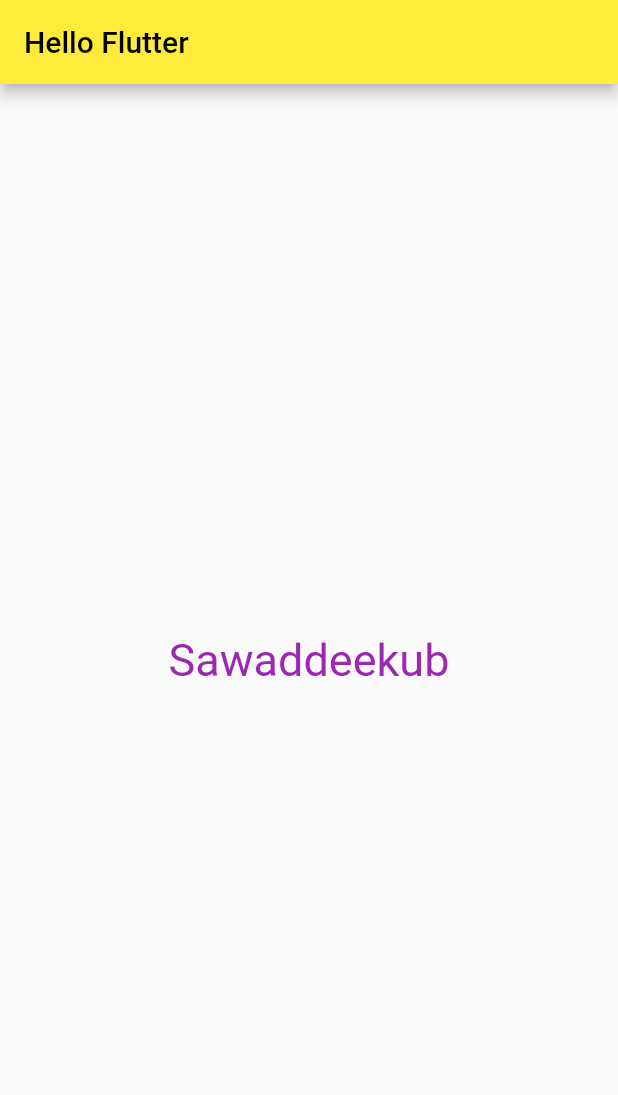
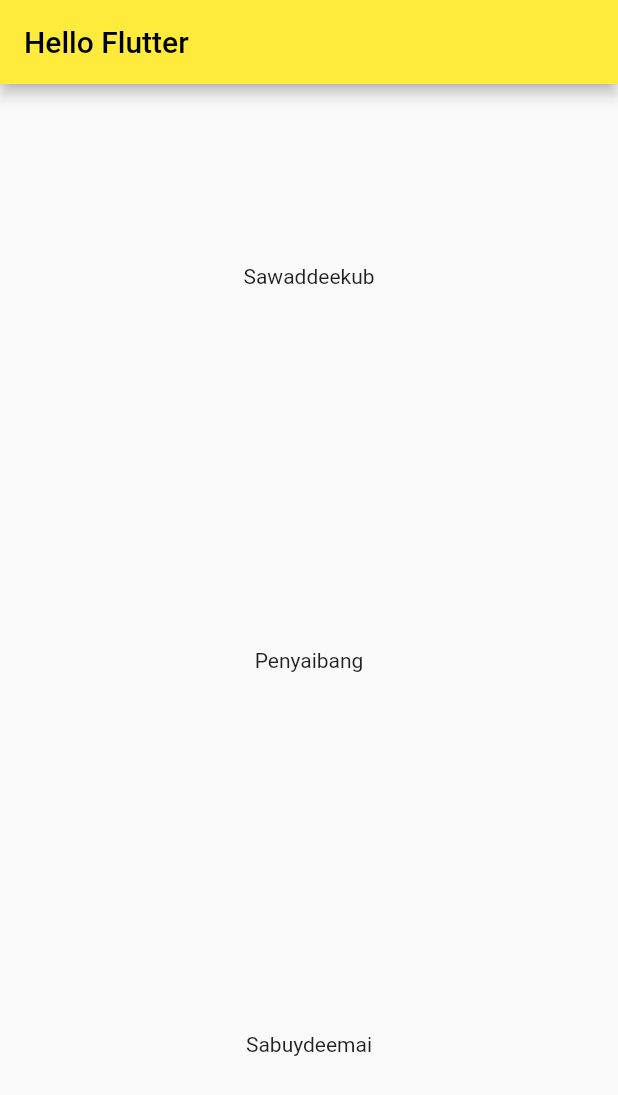
Before and after one commit to sarawut-bank/Appsara, a Flutter app: the screen it shows after launch, on a phone screen of 412 x 824 dp. Shown: the top 1095 px of the screen. Run offline on Flutter 3.47's test engine with Material 2 defaults, Android fonts, the phone set to English and light mode, and no system bars.

Commit message:
set column widget

```diff
--- a/lib/main.dart
+++ b/lib/main.dart
@@ -15,9 +15,13 @@ class MyApp extends StatelessWidget {
           title: Text("Hello Flutter"),
         ),
         body: Center(
-          child: Text(
-            "Sawaddeekub",
-            style: TextStyle(fontSize: 30, color: Colors.purple),
+          child: Column(
+            mainAxisAlignment: MainAxisAlignment.spaceAround,
+            children: [
+              Text("Sawaddeekub"),
+              Text("Penyaibang"),
+              Text("Sabuydeemai")
+            ],
           ),
         ),
       ),
```
